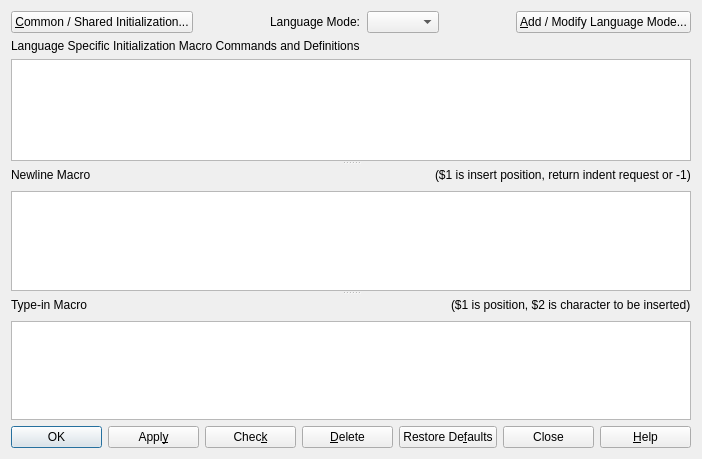
The window that source/ui/DialogSmartIndent.ui (eteran/nedit-ng) describes before a commit, drawn with Qt 5.
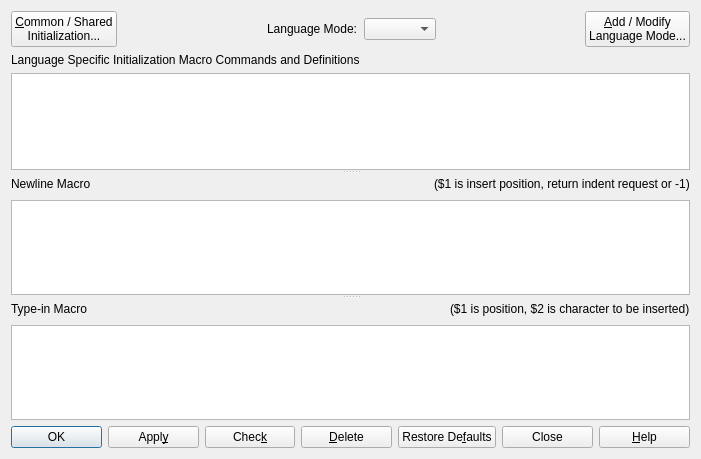
The same window after the commit. Icons and pictures are not drawn.

What changed in the file:
```diff
--- a/source/ui/DialogSmartIndent.ui
+++ b/source/ui/DialogSmartIndent.ui
@@ -6,7 +6,7 @@
    <rect>
     <x>0</x>
     <y>0</y>
-    <width>702</width>
+    <width>701</width>
     <height>459</height>
    </rect>
   </property>
@@ -19,7 +19,8 @@
      <item>
       <widget class="QPushButton" name="buttonCommon">
        <property name="text">
-        <string>&amp;Common / Shared Initialization...</string>
+        <string>&amp;Common / Shared
+Initialization...</string>
        </property>
       </widget>
      </item>
@@ -62,7 +63,8 @@
      <item>
       <widget class="QPushButton" name="buttonLanguageMode">
        <property name="text">
-        <string>&amp;Add / Modify Language Mode...</string>
+        <string>&amp;Add / Modify
+Language Mode...</string>
        </property>
       </widget>
      </item>
```
Left out of the diff: 5 changed lines with no effect on the pictures.
